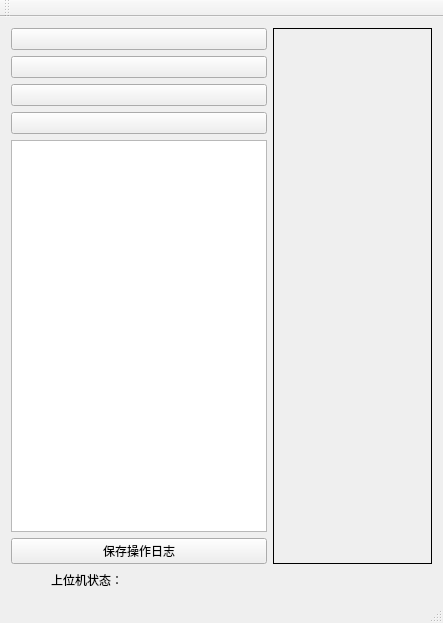
Old version of the form mainwindow.ui in the repository VGuoGavin/Upper-machine-based-on-Qt.
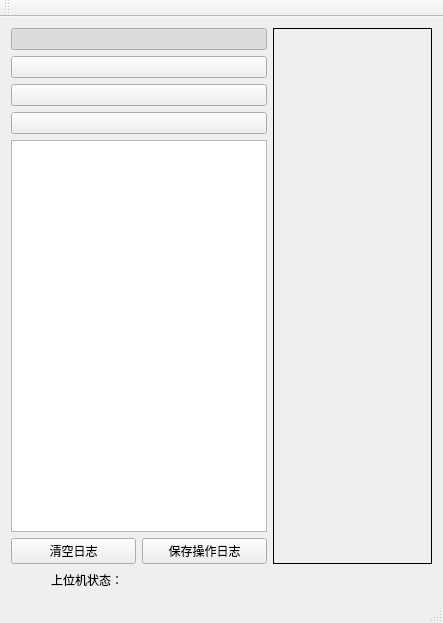
New version of the form. Icons and pictures are not drawn.

```diff
--- a/mainwindow.ui
+++ b/mainwindow.ui
@@ -22,11 +22,9 @@
   <widget class="QWidget" name="centralWidget">
    <layout class="QGridLayout" name="gridLayout">
     <item row="0" column="0">
-     <layout class="QHBoxLayout" name="horizontalLayout">
+     <layout class="QVBoxLayout" name="verticalLayout_2">
       <item>
-       <layout class="QVBoxLayout" name="verticalLayout">
-        <item>
-         <widget class="QPushButton" name="pushButton">
+       <widget class="QPushButton" name="home_pushButton">
           <property name="sizePolicy">
            <sizepolicy hsizetype="Preferred" vsizetype="Maximum">
             <horstretch>0</horstretch>
@@ -50,6 +48,15 @@
           <property name="checkable">
            <bool>true</bool>
           </property>
+        <property name="checked">
+         <bool>true</bool>
+        </property>
+        <property name="autoDefault">
+         <bool>false</bool>
+        </property>
+        <property name="default">
+         <bool>false</bool>
+        </property>
          </widget>
         </item>
         <item>
@@ -139,10 +146,21 @@
          </widget>
         </item>
         <item>
-         <widget class="QTextEdit" name="textEdit_2"/>
+       <layout class="QVBoxLayout" name="verticalLayout">
+        <item>
+         <widget class="QTextEdit" name="blog_textEdit"/>
         </item>
         <item>
-         <widget class="QPushButton" name="pushButton_4">
+         <layout class="QHBoxLayout" name="horizontalLayout">
+          <item>
+           <widget class="QPushButton" name="clearblog_pushButton">
+            <property name="text">
+             <string>清空日志</string>
+            </property>
+           </widget>
+          </item>
+          <item>
+           <widget class="QPushButton" name="save_pushButton">
           <property name="text">
            <string>保存操作日志</string>
           </property>
@@ -150,7 +168,11 @@
         </item>
        </layout>
       </item>
-      <item>
+       </layout>
+      </item>
+     </layout>
+    </item>
+    <item row="0" column="1">
        <widget class="QStackedWidget" name="stackedWidget">
         <property name="sizePolicy">
          <sizepolicy hsizetype="Expanding" vsizetype="Expanding">
@@ -188,9 +210,7 @@
         </widget>
        </widget>
       </item>
-     </layout>
-    </item>
-    <item row="1" column="0">
+    <item row="1" column="0" colspan="2">
      <layout class="QHBoxLayout" name="horizontalLayout_4">
       <item>
        <layout class="QHBoxLayout" name="horizontalLayout_3">
```
Left out of the diff: 6 changed lines with no effect on the pictures. Lines whose indentation alone changed are shown as unchanged.
